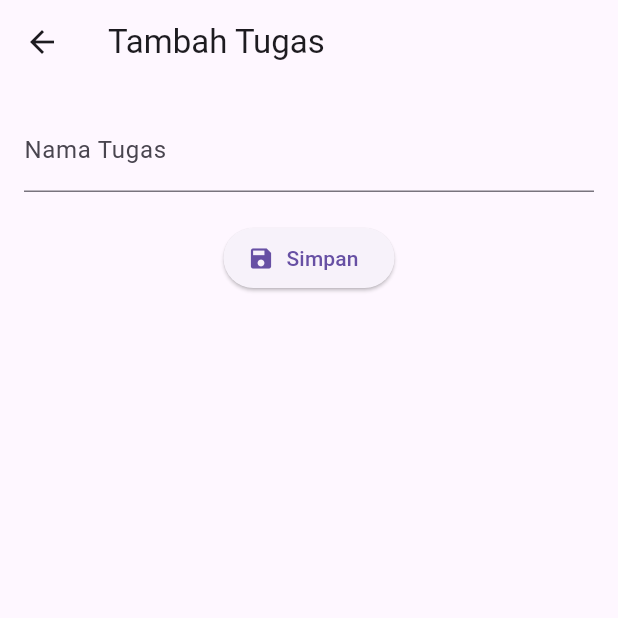
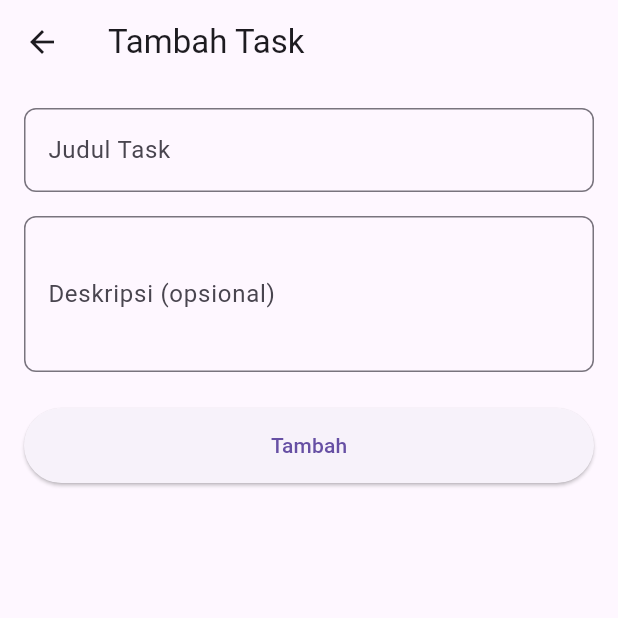
Before and after one commit to Affnsyhr/pemrograman_mobile, a Flutter app: the AddTaskPage screen opened directly, on a phone screen of 412 x 824 dp, the top half of it. Run offline on Flutter 3.47's test engine with Material 3 defaults, Android fonts, the phone set to English and light mode, and no system bars; our stand-ins replace cloud_firestore, firebase_auth, firebase_core; accounts and stored records are empty; generated files the repository leaves out were written again.

Commit message:
menanambahkan state management provider

```diff
--- a/flutter_firestore_2200016058/lib/pages/add_task_page.dart
+++ b/flutter_firestore_2200016058/lib/pages/add_task_page.dart
@@ -1,6 +1,7 @@
 import 'package:flutter/material.dart';
+import 'package:provider/provider.dart';
 import '../models/task.dart';
-import '../services/firestore_service.dart';
+import '../providers/task_provider.dart';
 
 class AddTaskPage extends StatefulWidget {
   const AddTaskPage({super.key});
@@ -10,38 +11,98 @@ class AddTaskPage extends StatefulWidget {
 }
 
 class _AddTaskPageState extends State<AddTaskPage> {
-  final _controller = TextEditingController();
-  final _firestoreService = FirestoreService();
+  final _titleController = TextEditingController();
+  final _descController = TextEditingController();
+  bool _isLoading = false;
 
-  void _saveTask() {
-    if (_controller.text.trim().isEmpty) return;
-    final task = Task(
-      id: '',
-      title: _controller.text.trim(),
-      isDone: false,
-      timestamp: DateTime.now(),
-    );
-    _firestoreService.addTask(task);
-    Navigator.pop(context);
+  @override
+  void dispose() {
+    _titleController.dispose();
+    _descController.dispose();
+    super.dispose();
+  }
+
+  Future<void> _addTask() async {
+    if (_titleController.text.isEmpty) {
+      ScaffoldMessenger.of(
+        context,
+      ).showSnackBar(const SnackBar(content: Text('Title tidak boleh kosong')));
+      return;
+    }
+
+    setState(() => _isLoading = true);
+
+    try {
+      final task = Task(
+        id: DateTime.now().toString(),
+        title: _titleController.text,
+        description: _descController.text,
+        isDone: false,
+        timestamp: DateTime.now(),
+      );
+
+      await context.read<TaskProvider>().addTask(task);
+
+      if (mounted) {
+        Navigator.pop(context);
+        ScaffoldMessenger.of(
+          context,
+        ).showSnackBar(const SnackBar(content: Text('Task ditambahkan!')));
+      }
+    } catch (e) {
+      ScaffoldMessenger.of(
+        context,
+      ).showSnackBar(SnackBar(content: Text('Error: $e')));
+    } finally {
+      if (mounted) setState(() => _isLoading = false);
+    }
   }
 
   @override
   Widget build(BuildContext context) {
     return Scaffold(
-      appBar: AppBar(title: const Text('Tambah Tugas')),
+      appBar: AppBar(title: const Text('Tambah Task')),
       body: Padding(
-        padding: const EdgeInsets.all(16.0),
+        padding: const EdgeInsets.all(16),
         child: Column(
           children: [
             TextField(
-              controller: _controller,
-              decoration: const InputDecoration(labelText: 'Nama Tugas'),
+              controller: _titleController,
+              decoration: InputDecoration(
+                labelText: 'Judul Task',
+                border: OutlineInputBorder(
+                  borderRadius: BorderRadius.circular(8),
+                ),
+              ),
             ),
-            const SizedBox(height: 20),
-            ElevatedButton.icon(
-              onPressed: _saveTask,
-              icon: const Icon(Icons.save),
-              label: const Text('Simpan'),
+            const SizedBox(height: 16),
+            TextField(
+              controller: _descController,
+              decoration: InputDecoration(
+                labelText: 'Deskripsi (opsional)',
+                border: OutlineInputBorder(
+                  borderRadius: BorderRadius.circular(8),
+                ),
+              ),
+              maxLines: 3,
+            ),
+            const SizedBox(height: 24),
+            SizedBox(
+              width: double.infinity,
+              height: 50,
+              child: ElevatedButton(
+                onPressed: _isLoading ? null : _addTask,
+                child: _isLoading
+                    ? const SizedBox(
+                        height: 20,
+                        width: 20,
+                        child: CircularProgressIndicator(
+                          strokeWidth: 2,
+                          color: Colors.white,
+                        ),
+                      )
+                    : const Text('Tambah'),
+              ),
             ),
           ],
         ),
```
Also changed, not shown: flutter_firestore_2200016058/lib/main.dart (+16 -22 lines), flutter_firestore_2200016058/lib/models/task.dart (+9 -1 lines), flutter_firestore_2200016058/lib/pages/home_page.dart (+33 -19 lines), flutter_firestore_2200016058/lib/providers/auth_provider.dart (added, +80 -0 lines), flutter_firestore_2200016058/lib/providers/task_provider.dart (added, +84 -0 lines).
